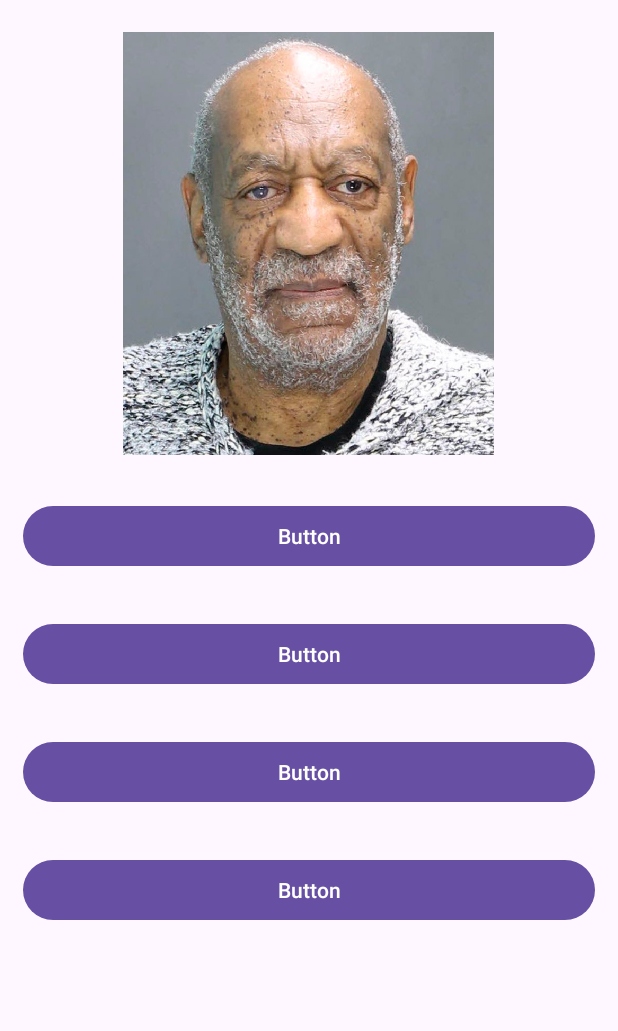
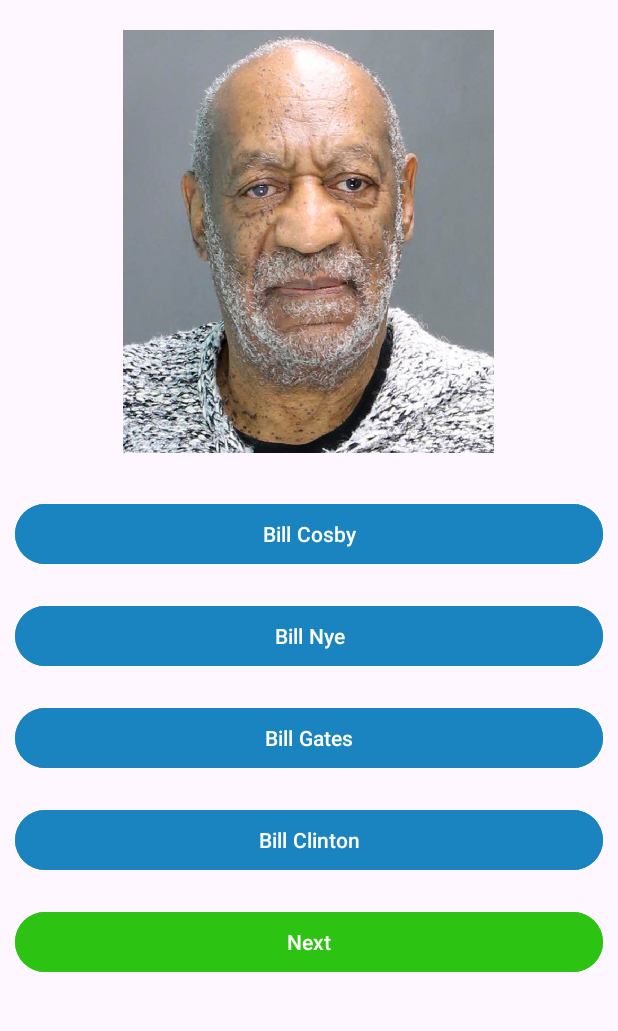
Before and after one commit to Pmacdon15/Guess-The-Celebrity-Game, an Android app: the screen it shows after launch (MainActivity before the commit, GameActivity after it), after a tap on "Start Game", on a phone screen of 412 x 824 dp, the part 96-1127 px from its top. Run offline under Robolectric (Android 15) with nearby library versions, the phone set to English and light mode, and no system bars.

Commit message:
buttons change color on correct guess.

```diff
--- a/app/src/main/AndroidManifest.xml
+++ b/app/src/main/AndroidManifest.xml
@@ -21,6 +21,9 @@
                 <category android:name="android.intent.category.LAUNCHER" />
             </intent-filter>
         </activity>
+        <activity
+            android:name=".GameActivity"
+            android:exported="true" />
     </application>
 
 </manifest>
--- a/app/src/main/java/com/example/assignment_2_project/GameActivity.java
+++ b/app/src/main/java/com/example/assignment_2_project/GameActivity.java
@@ -1,19 +1,69 @@
 package com.example.assignment_2_project;
 
 import android.os.Bundle;
+import android.util.Log;
+import android.widget.Button;
 
+import androidx.annotation.StringRes;
 import androidx.appcompat.app.AppCompatActivity;
 
 public class GameActivity extends AppCompatActivity {
+
+    private Button buttonAnswer1;
+    private Button buttonAnswer2;
+    private Button buttonAnswer3;
+    private Button buttonNextRound;
+    private final String[] correctGuesses = {"Bill Cosby", "Mike Tyson"};
+    // 2D array of incorrect guesses for each round
+    private final String[][] incorrectGuesses = {
+            {"Bill Nye", "Bill Gates", "Bill Clinton"},
+            {"Bill Murray", "Billie Eilish", "Billie Joe Armstrong"},
+            {"Billie Holiday", "Billy Joel", "Billy Ray Cyrus"},
+            {"Billy Idol", "Billy Bob Thornton", "Billy Crystal"},
+            {"Billy Dee Williams", "Billy Zane", "Billy Corgan"}
+    };
+
 
     @Override
     protected void onCreate(Bundle savedInstanceState) {
         super.onCreate(savedInstanceState);
         setContentView(R.layout.activity_game);
 
+        buttonAnswer1 = findViewById(R.id.button_Answer1);
+        buttonAnswer2 = findViewById(R.id.button_Answer2);
+        buttonAnswer3 = findViewById(R.id.button_Answer3);
+        buttonNextRound = findViewById(R.id.button_Answer4);
+        Button buttonNext = findViewById(R.id.button_Next);
 
+        setupButtons(0);
+
+        int[] round = {0}; // Initialize with an array containing a single element
+        buttonNext.setOnClickListener(view -> {
+            Log.d("GameActivity", "Next button clicked");
+            round[0]++;
+            setupButtons(round[0]);
+        });
 
     }
 
 
+    private void setupButtons(int round) {
+        buttonAnswer1.setText(correctGuesses[round]);
+        buttonAnswer2.setText(incorrectGuesses[round][0]);
+        buttonAnswer3.setText(incorrectGuesses[round][1]);
+        buttonNextRound.setText(incorrectGuesses[round][2]);
+
+        buttonAnswer1.setOnClickListener(view -> {
+            buttonAnswer1.setText(R.string.correct);
+            buttonAnswer2.setText("");
+            buttonAnswer3.setText("");
+            buttonNextRound.setText("");
+            buttonAnswer1.setBackgroundColor(getResources().getColor(R.color.green, null));
+            buttonAnswer2.setBackgroundColor(getResources().getColor(R.color.red, null));
+            buttonAnswer3.setBackgroundColor(getResources().getColor(R.color.red, null));
+            buttonNextRound.setBackgroundColor(getResources().getColor(R.color.red, null));
+        });
+
+    }
+
 }
--- a/app/src/main/java/com/example/assignment_2_project/MainActivity.java
+++ b/app/src/main/java/com/example/assignment_2_project/MainActivity.java
@@ -2,6 +2,7 @@ package com.example.assignment_2_project;
 
 import androidx.appcompat.app.AppCompatActivity;
 
+import android.content.Intent;
 import android.os.Bundle;
 import android.widget.Button;
 
@@ -12,12 +13,17 @@ public class MainActivity extends AppCompatActivity {
         super.onCreate(savedInstanceState);
         setContentView(R.layout.activity_main);
 
+
         Button buttonStartGame = findViewById(R.id.button_StartGame);
-        buttonStartGame.setOnClickListener(view -> setContentView(R.layout.activity_game));
+        buttonStartGame.setOnClickListener(view -> {
+            Intent intent = new Intent(MainActivity.this, GameActivity.class);
+            startActivity(intent);
+        });
 
-        Button buttonAboutGame = findViewById(R.id.button_AboutGame);
-        buttonAboutGame.setOnClickListener(view -> setContentView(R.layout.activity_about));
-
-
+//        Button buttonAboutGame = findViewById(R.id.button_AboutGame);
+//        buttonAboutGame.setOnClickListener(view -> {
+//            Intent intent = new Intent(MainActivity.this, AboutActivity.class);
+//            startActivity(intent);
+//        });
     }
 }
--- a/app/src/main/res/layout/activity_game.xml
+++ b/app/src/main/res/layout/activity_game.xml
@@ -21,7 +21,6 @@
     <LinearLayout
         android:layout_width="0dp"
         android:layout_height="0dp"
-        android:layout_marginTop="1dp"
         android:orientation="vertical"
         app:layout_constraintBottom_toBottomOf="parent"
         app:layout_constraintEnd_toEndOf="parent"
@@ -38,35 +37,46 @@
             app:srcCompat="@drawable/cosby" />
 
         <Button
-            android:id="@+id/button"
+            android:id="@+id/button_Answer1"
             android:layout_width="match_parent"
             android:layout_height="wrap_content"
-            android:layout_marginLeft="15dp"
+            android:layout_marginLeft="10dp"
             android:layout_marginTop="30dp"
-            android:layout_marginRight="15dp"
-            android:layout_marginBottom="15dp"
+            android:layout_marginRight="10dp"
+            android:layout_marginBottom="10dp"
+            android:backgroundTint="#1984BF" />
+
+        <Button
+            android:id="@+id/button_Answer2"
+            android:layout_width="match_parent"
+            android:layout_height="wrap_content"
+            android:layout_margin="10dp"
+            android:backgroundTint="#1984BF"
             android:text="Button" />
 
         <Button
-            android:id="@+id/button2"
+            android:id="@+id/button_Answer3"
             android:layout_width="match_parent"
             android:layout_height="wrap_content"
-            android:layout_margin="15dp"
+            android:layout_margin="10dp"
+            android:backgroundTint="#1984BF"
             android:text="Button" />
 
         <Button
-            android:id="@+id/button3"
+            android:id="@+id/button_Answer4"
             android:layout_width="match_parent"
             android:layout_height="wrap_content"
-            android:layout_margin="15dp"
+            android:layout_margin="10dp"
+            android:backgroundTint="#1984BF"
             android:text="Button" />
 
         <Button
-            android:id="@+id/button4"
+            android:id="@+id/button_Next"
             android:layout_width="match_parent"
             android:layout_height="wrap_content"
-            android:layout_margin="15dp"
-            android:text="Button" />
+            android:layout_margin="10dp"
+            android:backgroundTint="#2DC312"
+            android:text="@string/next" />
 
     </LinearLayout>
 </androidx.constraintlayout.widget.ConstraintLayout>
--- a/app/src/main/res/values/colors.xml
+++ b/app/src/main/res/values/colors.xml
@@ -2,4 +2,6 @@
 <resources>
     <color name="black">#FF000000</color>
     <color name="white">#FFFFFFFF</color>
+    <color name="green">#4CAF50</color>
+    <color name="red">#CC190C</color>
 </resources>
--- a/app/src/main/res/values/strings.xml
+++ b/app/src/main/res/values/strings.xml
@@ -3,4 +3,7 @@
     <string name="guess_the_celebrity_game">Guess The Celebrity Game</string>
     <string name="about_the_game">About the Game</string>
     <string name="start_game">Start Game</string>
+    <string name="next">Next</string>
+    <string name="cosby">Bill Cosby</string>
+    <string name="correct">Correct!</string>
 </resources>
```
Also changed, not shown: app/src/main/res/drawable/tyson.png (added).
